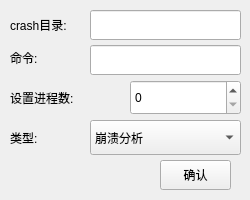
First picture: the form in ui/analyse_plus.ui, repository tianmai1/minifuzz-bysj, before the edit.
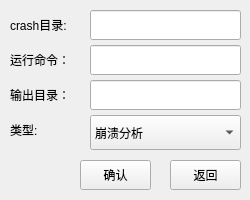
Second picture: the form after the edit.

Commit message: add analyse_plus

What changed in the file:
```diff
--- a/ui/analyse_plus.ui
+++ b/ui/analyse_plus.ui
@@ -31,31 +31,21 @@
     <rect>
      <x>10</x>
      <y>80</y>
-     <width>101</width>
-     <height>35</height>
+     <width>71</width>
+     <height>30</height>
     </rect>
    </property>
    <property name="text">
-    <string>设置进程数:</string>
-   </property>
-  </widget>
-  <widget class="QSpinBox" name="input_num">
-   <property name="geometry">
-    <rect>
-     <x>130</x>
-     <y>80</y>
-     <width>111</width>
-     <height>35</height>
-    </rect>
+    <string>输出目录：</string>
    </property>
   </widget>
   <widget class="QLabel" name="show_txt_3">
    <property name="geometry">
     <rect>
      <x>10</x>
-     <y>120</y>
+     <y>115</y>
      <width>51</width>
-     <height>35</height>
+     <height>30</height>
     </rect>
    </property>
    <property name="text">
@@ -66,7 +56,7 @@
    <property name="geometry">
     <rect>
      <x>90</x>
-     <y>120</y>
+     <y>115</y>
      <width>151</width>
      <height>35</height>
     </rect>
@@ -96,7 +86,63 @@
   <widget class="QPushButton" name="pushButton_2">
    <property name="geometry">
     <rect>
-     <x>160</x>
+     <x>170</x>
+     <y>160</y>
+     <width>71</width>
+     <height>30</height>
+    </rect>
+   </property>
+   <property name="text">
+    <string>返回</string>
+   </property>
+  </widget>
+  <widget class="QLineEdit" name="in_path_input">
+   <property name="geometry">
+    <rect>
+     <x>90</x>
+     <y>10</y>
+     <width>151</width>
+     <height>30</height>
+    </rect>
+   </property>
+  </widget>
+  <widget class="QLineEdit" name="cmd_input">
+   <property name="geometry">
+    <rect>
+     <x>90</x>
+     <y>45</y>
+     <width>151</width>
+     <height>30</height>
+    </rect>
+   </property>
+  </widget>
+  <widget class="QLabel" name="cmd">
+   <property name="geometry">
+    <rect>
+     <x>10</x>
+     <y>45</y>
+     <width>81</width>
+     <height>30</height>
+    </rect>
+   </property>
+   <property name="text">
+    <string>运行命令：</string>
+   </property>
+  </widget>
+  <widget class="QLineEdit" name="out_path_input">
+   <property name="geometry">
+    <rect>
+     <x>90</x>
+     <y>80</y>
+     <width>151</width>
+     <height>30</height>
+    </rect>
+   </property>
+  </widget>
+  <widget class="QPushButton" name="pushButton_3">
+   <property name="geometry">
+    <rect>
+     <x>80</x>
      <y>160</y>
      <width>71</width>
      <height>30</height>
@@ -106,39 +152,6 @@
     <string>确认</string>
    </property>
   </widget>
-  <widget class="QLineEdit" name="lineEdit">
-   <property name="geometry">
-    <rect>
-     <x>90</x>
-     <y>10</y>
-     <width>151</width>
-     <height>30</height>
-    </rect>
-   </property>
-  </widget>
-  <widget class="QLineEdit" name="lineEdit_2">
-   <property name="geometry">
-    <rect>
-     <x>90</x>
-     <y>45</y>
-     <width>151</width>
-     <height>30</height>
-    </rect>
-   </property>
-  </widget>
-  <widget class="QLabel" name="show_txt_4">
-   <property name="geometry">
-    <rect>
-     <x>10</x>
-     <y>40</y>
-     <width>51</width>
-     <height>35</height>
-    </rect>
-   </property>
-   <property name="text">
-    <string>命令:</string>
-   </property>
-  </widget>
  </widget>
  <resources/>
  <connections/>
```
Left out of the diff: 4 changed lines with no effect on the pictures. The commit also changes 9 other files.
